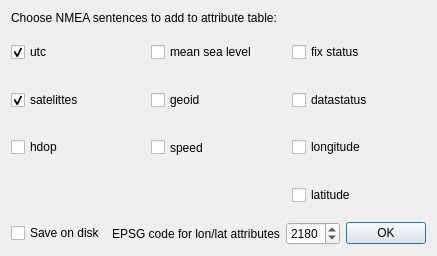
Before: the Qt Designer form ui_settings.ui in Mackoo/nmea2qgis, drawn with Qt 5.
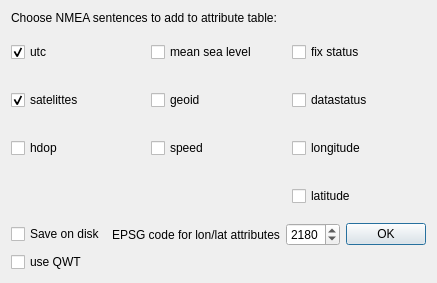
After: the same form once the commit is applied.

The edit to the form file:
```diff
--- a/ui_settings.ui
+++ b/ui_settings.ui
@@ -6,8 +6,8 @@
    <rect>
     <x>0</x>
     <y>0</y>
-    <width>393</width>
-    <height>256</height>
+    <width>394</width>
+    <height>283</height>
    </rect>
   </property>
   <property name="windowTitle">
@@ -187,6 +187,16 @@
      </item>
     </layout>
    </item>
+   <item>
+    <widget class="QCheckBox" name="qwtCheck">
+     <property name="text">
+      <string>use QWT</string>
+     </property>
+    </widget>
+   </item>
+   <item>
+    <layout class="QHBoxLayout" name="horizontalLayout"/>
+   </item>
   </layout>
  </widget>
  <resources/>
```
